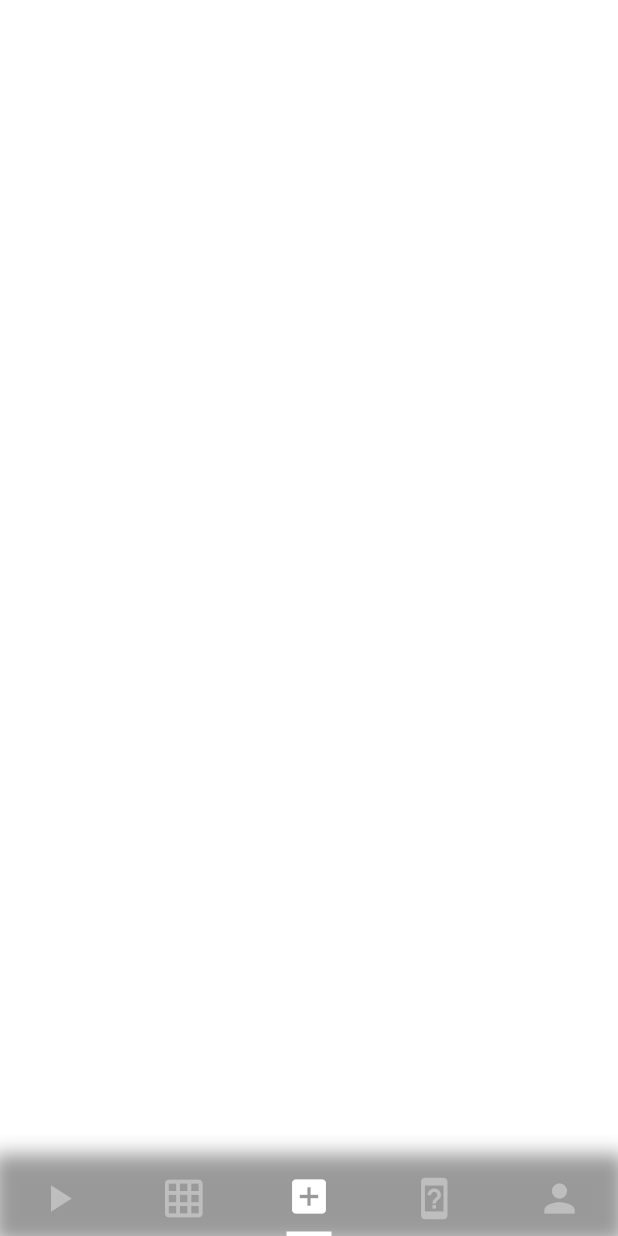
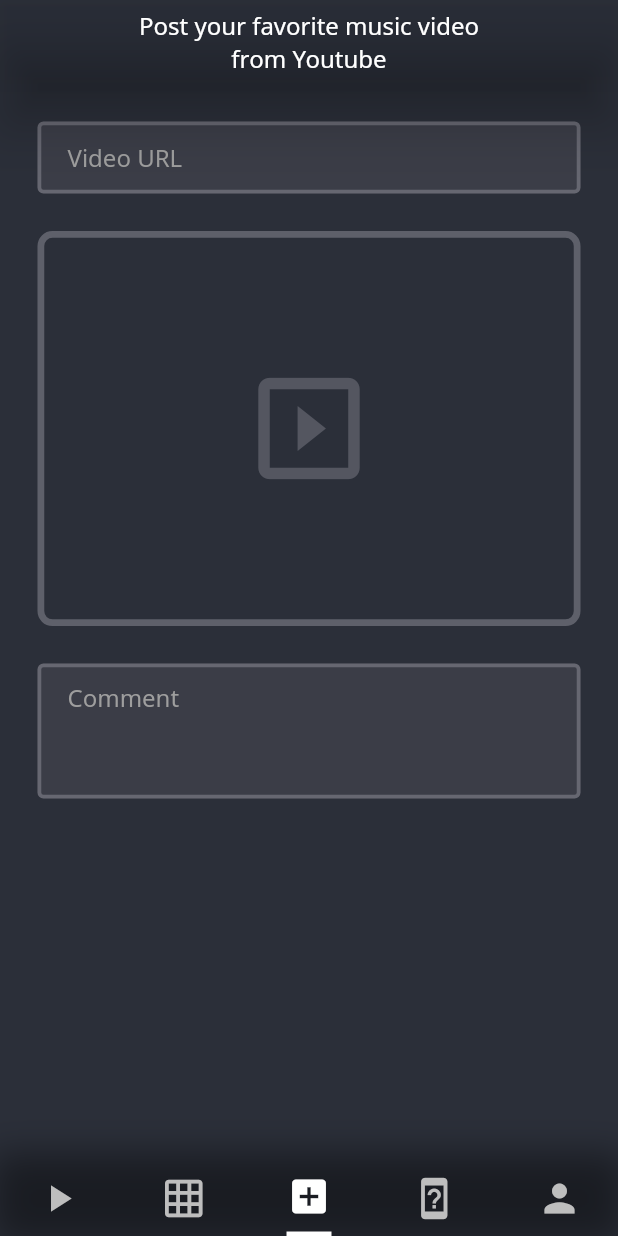
Before and after one commit to Jay-Jeong1988/JustMusic, a Flutter app: the screen it shows after launch, item 3 of the bottom bar chosen, on a phone screen of 412 x 824 dp. Run offline on Flutter 3.47's test engine with Material 2 defaults, Android fonts, the phone set to English and light mode, and no system bars; our stand-ins replace firebase_auth, flutter_secure_storage, geolocator; accounts and stored records are empty; network calls fail; statements that could not run were skipped.

Commit message:
upload page and store user in secure storage to use in other widgets

```diff
--- a/lib/global_components/modal_bottom_sheet.dart
+++ b/lib/global_components/modal_bottom_sheet.dart
@@ -127,7 +127,8 @@ void setModalBottomSheet(context, country) {
   showModalBottomSheet(
       context: context,
       builder: (BuildContext bc) {
-        return Container(
+        return SingleChildScrollView(
+          child: Container(
             padding: const EdgeInsets.only(top: 0.0),
             decoration: BoxDecoration(
               color: Colors.white,
@@ -145,6 +146,6 @@ void setModalBottomSheet(context, country) {
                 _agreeNotice,
                 _login
               ],
-            ));
+            )));
       });
 }
--- a/lib/global_components/navbar.dart
+++ b/lib/global_components/navbar.dart
@@ -3,13 +3,14 @@ import '../global_components/modal_bottom_sheet.dart';
 import '../routes/home/home_page.dart';
 import '../routes/profile/profile_page.dart';
 import '../routes/category/category_page.dart';
+import '../routes/create/upload_music_page.dart';
 
 class NavBar extends StatefulWidget {
   var user;
   var userCountry;
   Function setSelectedPageToParent;
 
-  NavBar(user, userCountry, getSelectedPageFromChild) {
+  NavBar({user, userCountry, getSelectedPageFromChild}) {
     this.user = user;
     this.userCountry = userCountry;
     this.setSelectedPageToParent = getSelectedPageFromChild;
@@ -28,11 +29,9 @@ class _NavBarState extends State<NavBar> {
         key: PageStorageKey('Page1'),
       ),
       CategoryPage(),
-      Center(
-          child:
-              Text("Upload New Music", style: TextStyle(color: Colors.white))),
+      UploadMusicPage(),
       Container(),
-      ProfilePage(widget.user),
+      ProfilePage(),
     ];
   }
 
@@ -80,7 +79,7 @@ class _NavBarState extends State<NavBar> {
                 BoxShadow(
                   spreadRadius: 5.0,
                   color: Color.fromRGBO(0, 0, 0, 0.4),
-                  blurRadius: 10.0,
+                  blurRadius: 20.0,
                 )
               ]),
               padding: EdgeInsets.only(left: 15.0, right: 15.0),
--- a/lib/main.dart
+++ b/lib/main.dart
@@ -1,3 +1,4 @@
+import 'dart:convert';
 import 'package:flutter/material.dart';
 import './models/user.dart';
 import './routes/category/category_page.dart';
@@ -34,7 +35,7 @@ class _AppScreenState extends State<AppScreen> with SingleTickerProviderStateMix
   Widget currentPage;
   Animation<double> _animation;
   AnimationController _animationController;
-  final _storage = FlutterSecureStorage();
+  FlutterSecureStorage _storage = FlutterSecureStorage();
 
   void getSelectedPageFromChild(page) {
     setState((){
@@ -42,10 +43,23 @@ class _AppScreenState extends State<AppScreen> with SingleTickerProviderStateMix
     });
   }
 
+  Future<dynamic> _storeKey() async{
+    await AKLoader(akPath: "ak.json").load().then((AK ak){
+    _storage.write(key: "ak", value: ak.apiKey).catchError((error){
+      print(error);
+      });
+    });
+  }
+
   void initState() {
-    AKLoader(akPath: "ak.json").load().then((AK ak){
-      _storage.write(key: "ak", value: ak.apiKey);
+    _storage.deleteAll().then((result){
+      _storeKey();
+    }).catchError((error){
+      print(error);
     });
+    if (widget.user != null) {
+      _storage.write(key: "user", value: User.toJson(widget.user));
+    }
 
     currentPage = CategoryPage();
     countryFuture = getCountryInstance();
@@ -89,11 +103,11 @@ class _AppScreenState extends State<AppScreen> with SingleTickerProviderStateMix
                 body: Stack(
                     children: [
                       currentPage,
-                      NavBar(widget.user, userCountry, getSelectedPageFromChild),
+                      NavBar(user: widget.user, userCountry: userCountry, getSelectedPageFromChild: getSelectedPageFromChild),
                     ]));
           }else if (snapshot.connectionState ==
               ConnectionState.waiting) {
-            return Center(child: CircularProgressIndicator());
+            return Scaffold(body: Stack(children: [Center(child: CircularProgressIndicator()), NavBar(user: widget.user, getSelectedPageFromChild: getSelectedPageFromChild)]));
           } else if (snapshot.hasError) {
             return Center(
                 child: Column(children: <Widget>[
@@ -106,7 +120,11 @@ class _AppScreenState extends State<AppScreen> with SingleTickerProviderStateMix
                       textColor: Colors.white,
                       elevation: 7.0,
                       color: Colors.blue)
-                ]));}});
+                ]));
+          }else{
+            return Center();
+          }
+        });
 
   }
 }
--- a/lib/models/category.dart
+++ b/lib/models/category.dart
@@ -1,3 +1,7 @@
+import 'dart:convert';
+
+import 'package:http/http.dart' as http;
+
 class Category {
 
   final String id;
@@ -15,4 +19,23 @@ class Category {
         preference: json['preference']
     );
   }
+
+  static Future<List<dynamic>> getCategoriesRequest() async {
+    var response;
+    var url = 'http://10.0.2.2:3000/music/categories';
+    try {
+      response = await http.get(url);
+    } catch (e) {
+      print(e);
+    }
+    List<dynamic> decodedResponse = jsonDecode(response.body);
+    print('Response status: ${response.statusCode}');
+
+    if (response.statusCode == 200) {
+      print(decodedResponse);
+      return decodedResponse;
+    } else {
+      throw Exception('Failed to load categories');
+    }
+  }
 }
--- /dev/null
+++ b/lib/routes/create/upload_music_page.dart
@@ -0,0 +1,268 @@
+import 'dart:convert';
+import '../../models/category.dart';
+import 'package:flutter/material.dart';
+import 'package:http/http.dart' as http;
+import 'package:flutter_secure_storage/flutter_secure_storage.dart';
+import '../../utils/custom_scroll_physics.dart';
+
+class UploadMusicPage extends StatefulWidget {
+  List<String> selectedCategoryTitles;
+  UploadMusicPage({this.selectedCategoryTitles});
+
+  State<UploadMusicPage> createState() => UploadMusicPageState();
+}
+
+class UploadMusicPageState extends State<UploadMusicPage> {
+  String _description;
+  ScrollController _scrollController =
+      ScrollController(initialScrollOffset: 0.0);
+  ScrollPhysics _textFieldScrollPhysics = new CustomScrollPhysics();
+  List<String> _selectedCategoryTitles = new List<String>();
+  List<String> _allCategoryTitles = new List<String>();
+  final _storage = FlutterSecureStorage();
+  var _ak;
+  Map<String, dynamic> _videoInfo = {};
+
+  @override
+  void initState() {
+    _scrollController.addListener(_textFieldScrollListener);
+    _selectedCategoryTitles = widget.selectedCategoryTitles;
+    _storage.read(key: "ak").then((key) {
+      setState(() {
+        _ak = key;
+      });
+    }).catchError((error){
+      print(error);
+    });
+    Category.getCategoriesRequest().then((categories) {
+      categories.sort((a, b) {
+        return a['title'].toLowerCase().compareTo(b['title'].toLowerCase());
+      });
+      setState(() {
+        _allCategoryTitles.addAll(categories.map((category) {
+          String title = category["title"][0].toUpperCase() +
+              category["title"].substring(1);
+          return title;
+        }));
+      });
+    });
+  }
+
+  void _getDescription(value){
+    setState((){
+      _description = value;
+    });
+  }
+
+  void _textFieldScrollListener(){
+    if (_scrollController.offset >= _scrollController.position.maxScrollExtent){
+      if (_scrollController.position.axisDirection == AxisDirection.down) {
+        print("down");
+        print(_textFieldScrollPhysics);
+        setState(() {
+        });
+      }else {
+        print("imback");
+      }
+    }else if (_scrollController.offset <= _scrollController.position.minScrollExtent){
+      if (_scrollController.position.axisDirection == AxisDirection.up) {
+        print("top");
+      }
+    }
+  }
+
+  void _getVideoIdAndCallApi(String url) {
+    var regExp = RegExp("v=", caseSensitive: true);
+    var videoId = "";
+    if (regExp.hasMatch(url) && _ak != null) {
+      videoId = url.split("v=")[1];
+      getYoutubeObject(_getYoutubeV3ApiUrl(_ak, videoId)).then((info) {
+        setState(() {
+          _videoInfo = info['pageInfo']['totalResults'] >= 1
+              ? info
+              : new Map<String, dynamic>();
+          print(_videoInfo);
+        });
+      });
+    } else {
+      setState(() {
+        _videoInfo = new Map<String, dynamic>();
+        print(_videoInfo);
+      });
+      print("Invalid Youtube URL or Api key is missing");
+    }
+  }
+
+  String _getYoutubeV3ApiUrl(ak, videoId) {
+    return "https://www.googleapis.com/youtube/v3/videos?key=$ak&part=snippet&id=$videoId";
+  }
+
+  Future<dynamic> getYoutubeObject(String url) async {
+    var response;
+    try {
+      response = await http.get(url);
+    } catch (e) {
+      print(e);
+    }
+    Map<String, dynamic> decodedResponse = jsonDecode(response.body);
+    return decodedResponse;
+  }
+
+  Widget _textField(
+      {@required text, maxLines, padding, @required onChangeMethod}) {
+    return Flexible(
+        child: Container(
+            padding: padding,
+            child: TextField(
+              maxLines: maxLines != null ? maxLines : 1,
+              keyboardType: TextInputType.text,
+              style: TextStyle(color: Colors.white, fontFamily: "NotoSans"),
+              textCapitalization: TextCapitalization.words,
+              decoration: InputDecoration(
+                  hintStyle:
+                      TextStyle(color: Colors.grey, fontFamily: "NotoSans"),
+                  hintText: text,
+                  contentPadding: EdgeInsets.fromLTRB(20.0, 12.0, 20.0, 12.0),
+                  enabledBorder: OutlineInputBorder(
+                      borderSide: BorderSide(
+                          color: Color.fromRGBO(145, 145, 155, 0.5),
+                          width: 2.5)),
+                  focusedBorder: OutlineInputBorder(
+                      borderSide: BorderSide(
+                          color: Color.fromRGBO(145, 145, 155, 1), width: 2.5)),
+                  filled: true,
+                  fillColor: Color.fromRGBO(75, 75, 85, 0.5)),
+              onChanged: onChangeMethod,
+            )));
+  }
+
+  Widget _aboutVideo() {
+    Map<String, dynamic> snippet;
+    String title;
+    String description;
+    String publishedAt;
+
+    if (_videoInfo.isNotEmpty) {
+      snippet = _videoInfo["items"][0]["snippet"];
+      title = snippet["title"];
+      description = snippet["description"];
+      publishedAt = snippet["publishedAt"].split("T")[0];
+      return ConstrainedBox(
+          constraints: BoxConstraints(
+            minHeight: MediaQuery.of(context).size.height * 0.15,
+            maxHeight: MediaQuery.of(context).size.height * 0.20,
+          ),
+          child: Container(
+              padding: EdgeInsets.fromLTRB(25, 0, 25, 25),
+              child: SingleChildScrollView(
+                physics: _textFieldScrollPhysics,
+                controller: _scrollController,
+                  child: Column(children: [
+                Text("$title\n",
+                    style: TextStyle(
+                        color: Colors.white,
+                        fontFamily: "NotoSans",
+                        fontWeight: FontWeight.w500,
+                        fontSize: 16)),
+                Text("$description\n\nPublished on: $publishedAt",
+                    style: TextStyle(color: Colors.white))
+              ]))));
+    } else {
+      return Container();
+    }
+  }
+
+  Widget _previewContainer() {
+    return Container(
+      decoration: BoxDecoration(
+          image: DecorationImage(
+              fit: BoxFit.cover,
+              image: NetworkImage(
+                  "${_videoInfo['items'][0]['snippet']['thumbnails']['medium']['url']}"))),
+    );
+  }
+
+  Future<void> saveMusicRequest(music) async {
+    var response;
+    var url = 'http://10.0.2.2:3000/music/create';
+    try {
+      response = await http.post(url, body: music);
+    } catch (e) {
+      print(e);
+    }
+    Map<String, dynamic> decodedResponse = jsonDecode(response.body);
+    print('Response status: ${response.statusCode}');
+    print("${response.body}");
+
+    if (response.statusCode == 200) {
+//      Navigator.push(context,
+//          MaterialPageRoute(builder: (context) => ProfilePage(widget.user)));
+    } else {
+      print("error: ${decodedResponse["error"]}");
+      throw Exception('Failed to save music');
+    }
+  }
+
+  @override
+  Widget build(BuildContext context) {
+    return Scaffold(
+        backgroundColor: Color.fromRGBO(43, 47, 57, 1.0),
+        appBar: AppBar(
+            elevation: 15.0,
+            backgroundColor: Colors.transparent,
+            title: Center(
+                child: Text("Post your favorite music video \nfrom Youtube",
+                    textAlign: TextAlign.center,
+                    style: TextStyle(
+                        fontFamily: 'NotoSans',
+                        color: Colors.white,
+                        fontSize: 16)))),
+        body: SingleChildScrollView(
+            child: ConstrainedBox(
+                constraints: BoxConstraints(
+                  minHeight: MediaQuery.of(context).size.height,
+                ),
+                child: Column(mainAxisSize: MainAxisSize.min, children: [
+                  _textField(
+                      text: "Video URL",
+                      padding: EdgeInsets.all(25),
+                      onChangeMethod: _getVideoIdAndCallApi),
+                  Container(
+                      width: MediaQuery.of(context).size.width,
+                      height: MediaQuery.of(context).size.height * 0.35,
+                      padding: EdgeInsets.fromLTRB(25, 0, 25, 25),
+                      child: Container(
+                          decoration: BoxDecoration(
+                            boxShadow: [
+                              _videoInfo.isNotEmpty
+                                  ? BoxShadow(
+                                      color: Color.fromRGBO(240, 240, 250, .5),
+                                      blurRadius: 10.0,
+                                    )
+                                  : BoxShadow(color: Colors.transparent)
+                            ],
+                            borderRadius:
+                                BorderRadius.all(Radius.circular(10.0)),
+                            border: Border.all(
+                                color: _videoInfo.isNotEmpty
+                                    ? Color.fromRGBO(175, 175, 185, 1)
+                                    : Color.fromRGBO(145, 145, 155, 0.5),
+                                width: 4.5,
+                                style: BorderStyle.solid),
+                          ),
+                          child: _videoInfo.isNotEmpty
+                              ? _previewContainer()
+                              : Center(
+                                  child: Icon(Icons.slideshow,
+                                      size: 90.0,
+                                      color: Color.fromRGBO(
+                                          145, 145, 155, 0.4))))),
+                  _aboutVideo(),
+                  _textField(
+                      text: "Comment",
+                      maxLines: 3,
+                      padding: EdgeInsets.fromLTRB(25, 0, 25, 25),
+                      onChangeMethod: _getDescription),
+                ]))));
+  }
+}
--- /dev/null
+++ b/lib/utils/custom_scroll_physics.dart
@@ -0,0 +1,21 @@
+import 'dart:math' as math;
+
+import 'package:flutter/foundation.dart';
+import 'package:flutter/gestures.dart';
+import 'package:flutter/material.dart';
+import 'package:flutter/physics.dart';
+
+class CustomScrollPhysics extends ScrollPhysics {
+
+  CustomScrollPhysics({ScrollPhysics parent}){}
+
+  @override
+  bool shouldAcceptUserOffset(ScrollMetrics position) {
+    if (parent == null)
+      print("hello");
+      return false;
+  }
+
+  @override
+  bool get allowImplicitScrolling => false;
+}
--- a/pubspec.yaml
+++ b/pubspec.yaml
@@ -24,12 +24,12 @@ dependencies:
 
   http: ^0.12.0+2
 
+  flutter_secure_storage:
+
   video_player:
     path: ./video_player-0.10.1+2-hijacking
 
   geolocator:
-
-  flutter_secure_storage:
 
   # The following adds the Cupertino Icons font to your application.
   # Use with the CupertinoIcons class for iOS style icons.
@@ -38,7 +38,6 @@ dependencies:
 dev_dependencies:
   flutter_test:
     sdk: flutter
-
 
 # For information on the generic Dart part of this file, see the
 # following page: https://www.dartlang.org/tools/pub/pubspec
```
Also changed, not shown: lib/models/user.dart (+23 -0 lines), lib/routes/category/category_page.dart (+2 -23 lines), lib/routes/home/components/video.dart (+7 -20 lines), lib/routes/profile/profile_page.dart (+41 -3 lines), 1 other file.
